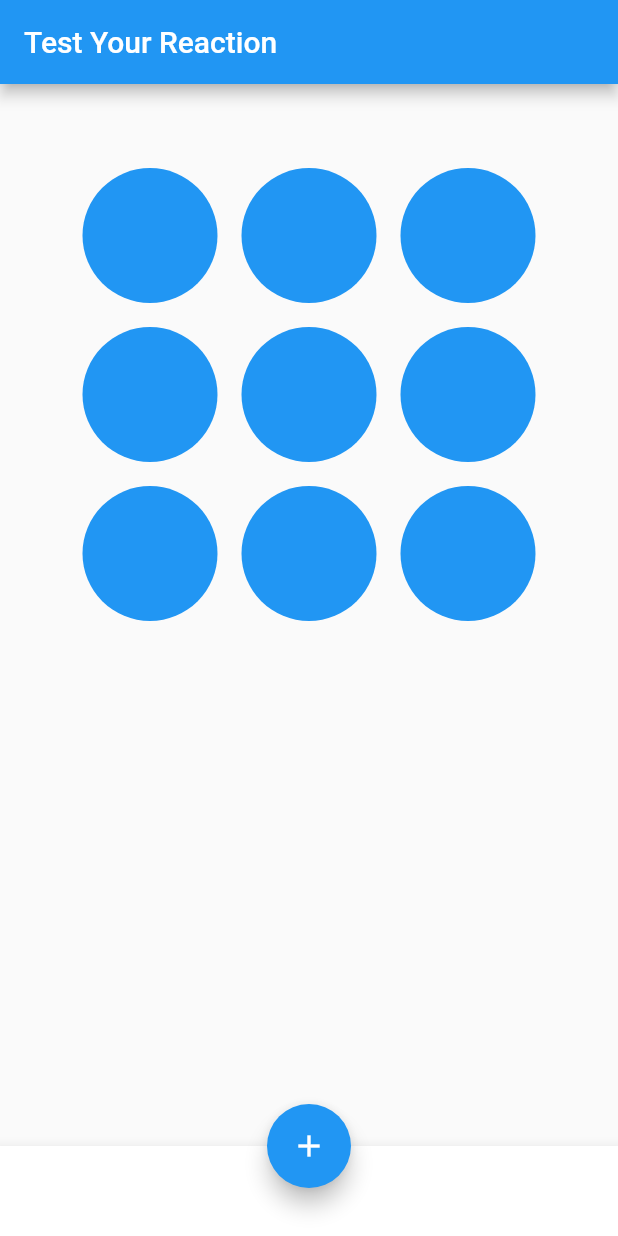
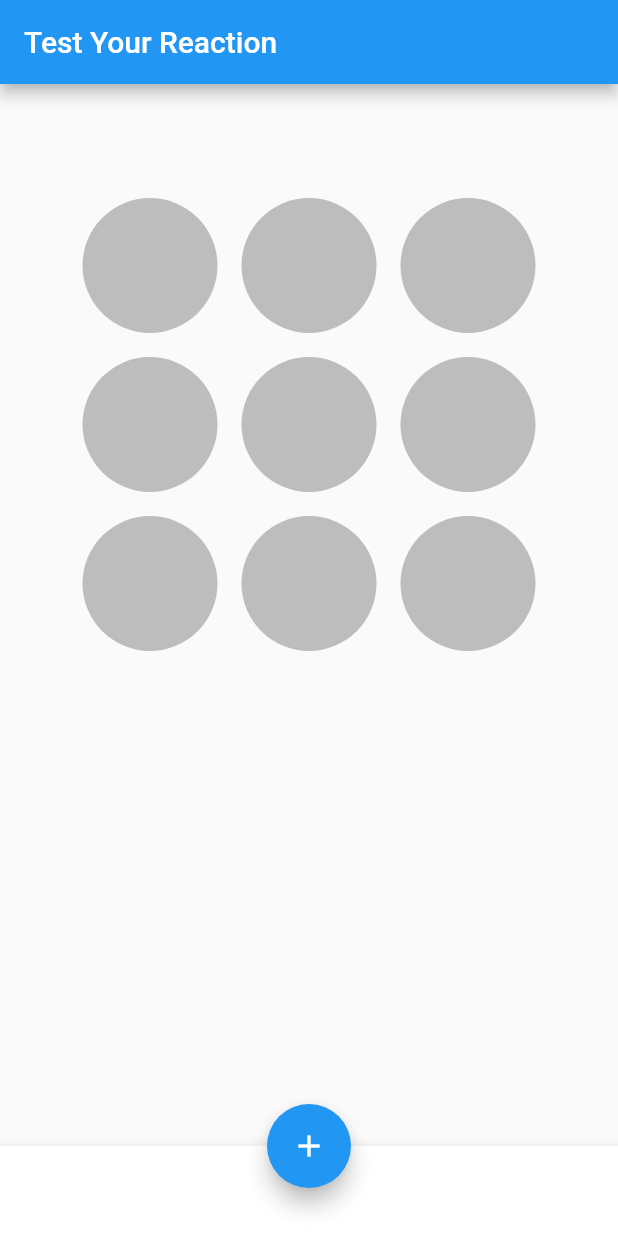
Before and after one commit to kira-on-git/colored_circles, a Flutter app: the screen it shows after launch, on a phone screen of 412 x 824 dp. Run offline on Flutter 3.47's test engine with Material 2 defaults, Android fonts, the phone set to English and light mode, and no system bars.

Commit message:
_tapButton best version

```diff
--- a/lib/main.dart
+++ b/lib/main.dart
@@ -38,7 +38,7 @@ class _MyHomePageState extends State<MyHomePage> {
         title: Text(widget.title),
       ),
       body: Padding(
-        padding: const EdgeInsets.only(top: 40, bottom: 40),
+        padding: const EdgeInsets.only(top: 60, bottom: 40),
         child: Row(
           mainAxisAlignment: MainAxisAlignment.center,
           children: [
@@ -47,28 +47,14 @@ class _MyHomePageState extends State<MyHomePage> {
               child: Column(
                 mainAxisAlignment: MainAxisAlignment.start,
                 children: [
-                  Row(
-                    mainAxisAlignment: MainAxisAlignment.center,
-                    children: [
                   Padding(
                     padding: const EdgeInsets.only(top: 16.0, bottom: 16.0),
-                        child: _tapButton(),
-                      )
-                    ],
+                    child: TapButton(),
                   ),
-                  Row(
-                    mainAxisAlignment: MainAxisAlignment.center,
-                    children: [
-                      _tapButton()                    ],
-                  ),
-                  Row(
-                    mainAxisAlignment: MainAxisAlignment.center,
-                    children: [
+                  TapButton(),
                   Padding(
                     padding: const EdgeInsets.only(top: 16.0, bottom: 16.0),
-                        child: _tapButton(),
-                      )
-                    ],
+                    child: TapButton(),
                   ),
                 ],
               ),
@@ -76,28 +62,14 @@ class _MyHomePageState extends State<MyHomePage> {
             Column(
               mainAxisAlignment: MainAxisAlignment.start,
               children: [
-                Row(
-                  mainAxisAlignment: MainAxisAlignment.center,
-                  children: [
                 Padding(
                   padding: const EdgeInsets.only(top: 16.0, bottom: 16.0),
-                      child: _tapButton(),
-                    )
-                  ],
+                  child: TapButton(),
                 ),
-                Row(
-                  mainAxisAlignment: MainAxisAlignment.center,
-                  children: [
-                    _tapButton()                  ],
-                ),
-                Row(
-                  mainAxisAlignment: MainAxisAlignment.center,
-                  children: [
+               TapButton(),
                 Padding(
                   padding: const EdgeInsets.only(top: 16.0, bottom: 16.0),
-                      child: _tapButton(),
-                    )
-                  ],
+                  child: TapButton(),
                 ),
               ],
             ),
@@ -106,27 +78,14 @@ class _MyHomePageState extends State<MyHomePage> {
               child: Column(
                 mainAxisAlignment: MainAxisAlignment.start,
                 children: [
-                  Row(
-                    mainAxisAlignment: MainAxisAlignment.center,
-                    children: [
                   Padding(
                     padding: const EdgeInsets.only(top: 16.0, bottom: 16.0),
-                        child: _tapButton(),
-                      )
-                    ],
+                    child: TapButton(),
                   ),
-                  Row(
-                    mainAxisAlignment: MainAxisAlignment.center,
-                    children: [_tapButton()],
-                  ),
-                  Row(
-                    mainAxisAlignment: MainAxisAlignment.center,
-                    children: [
+                  TapButton(),
                   Padding(
                     padding: const EdgeInsets.only(top: 16.0, bottom: 16.0),
-                        child: _tapButton(),
-                      )
-                    ],
+                    child: TapButton(),
                   ),
                 ],
               ),
@@ -153,8 +112,9 @@ class _MyHomePageState extends State<MyHomePage> {
   }
 }
 
-class _tapButton extends StatelessWidget {
-  const _tapButton({
+class TapButton extends StatelessWidget {
+
+  const TapButton({
     Key? key,
   }) : super(key: key);
 
@@ -164,7 +124,7 @@ class _tapButton extends StatelessWidget {
       width: 90.0,
       height: 90.0,
       decoration: new BoxDecoration(
-        color: Colors.blue,
+        color: Colors.grey[400],
         shape: BoxShape.circle,
       ),
     );
```
Lines whose indentation alone changed are shown as unchanged.
